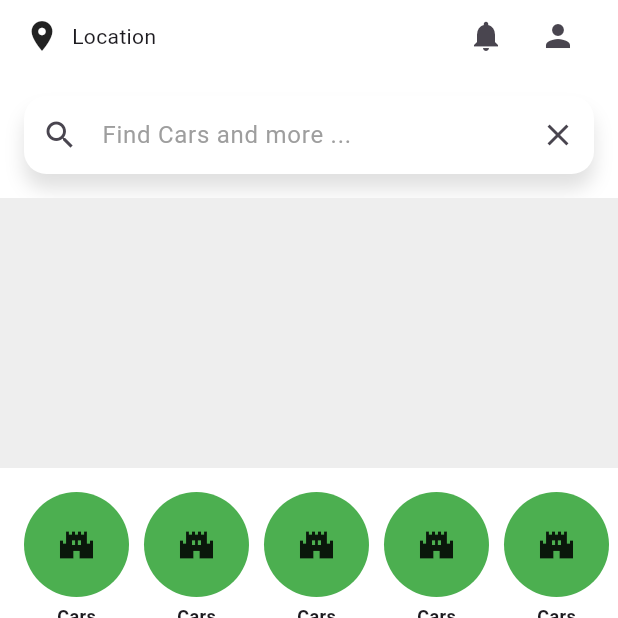
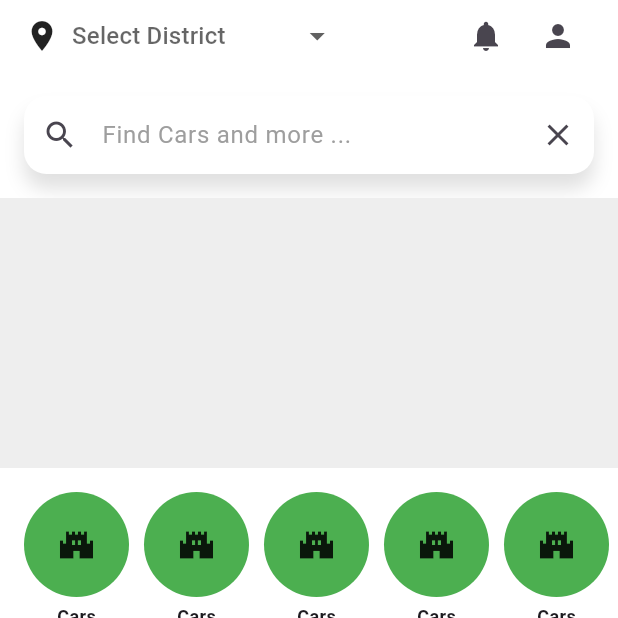
Before and after one commit to Greencreon-LLP-2/Lelam-online-V2, a Flutter app: the screen it shows after launch, on a phone screen of 412 x 824 dp, the top half of it. Run offline on Flutter 3.47's test engine with Material 3 defaults, Android fonts, the phone set to English and light mode, and no system bars; our stand-ins replace cached_network_image, fluttertoast, go_router, image_picker.

Commit message:
make districts list in core

```diff
--- /dev/null
+++ b/lib/core/districts.dart
@@ -0,0 +1,15 @@
+const List<String> districts = [
+  'Ernakulam',
+  'Idukki',
+  'Kannur',
+  'Kasaragod',
+  'Kollam',
+  'Kottayam',
+  'Kozhikode',
+  'Malappuram',
+  'Palakkad',
+  'Pathanamthitta',
+  'Thiruvananthapuram',
+  'Thrissur',
+  'Wayanad',
+];
--- a/lib/feature/home/view/pages/home_page.dart
+++ b/lib/feature/home/view/pages/home_page.dart
@@ -1,5 +1,6 @@
 import 'package:flutter/material.dart';
 import 'package:go_router/go_router.dart';
+import 'package:lelamonline_flutter/core/districts.dart';
 import 'package:lelamonline_flutter/core/router/route_names.dart';
 import 'package:lelamonline_flutter/feature/home/view/widgets/banner_widget.dart';
 import 'package:lelamonline_flutter/feature/home/view/widgets/category_widget.dart';
@@ -16,6 +17,7 @@ class HomePage extends StatefulWidget {
 class _HomePageState extends State<HomePage> {
   final TextEditingController _searchController = TextEditingController();
   String _searchQuery = '';
+  String? _selectedDistrict;
 
   @override
   void dispose() {
@@ -43,7 +45,23 @@ class _HomePageState extends State<HomePage> {
                       children: [
                         Icon(Icons.location_on),
                         SizedBox(width: 8),
-                        Text('Location'),
+                        DropdownButton<String>(
+                          value: _selectedDistrict,
+                          hint: Text('Select District'),
+                          items:
+                              districts.map((district) {
+                                return DropdownMenuItem<String>(
+                                  value: district,
+                                  child: Text(district),
+                                );
+                              }).toList(),
+                          onChanged: (String? newValue) {
+                            setState(() {
+                              _selectedDistrict = newValue;
+                            });
+                          },
+                          underline: SizedBox(),
+                        ),
                       ],
                     ),
                     Spacer(),
```
Also changed, not shown: lib/feature/sell/view/pages/ad_post_page.dart (+2 -17 lines).
